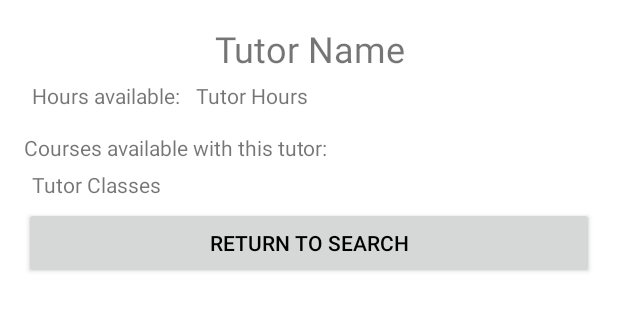
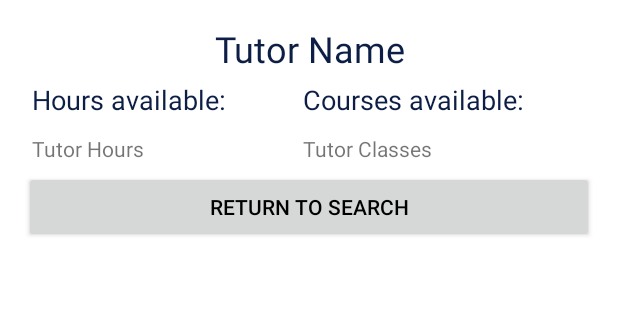
Before and after one commit to BigTravis/OCCStudentSuccessCenter, an Android app: the layout activity_tutor_details.xml on its own in the app's theme, with its tools: preview values and no code run, on a phone screen of 412 x 824 dp. Shown: the top 311 px of the screen. Run offline under Robolectric (Android 15) with nearby library versions, the phone set to English and light mode, and no system bars.

```diff
--- a/app/src/main/assets/TutorHelpRelationship.csv
+++ b/app/src/main/assets/TutorHelpRelationship.csv
@@ -3,3 +3,5 @@
 5,1,4,7
 5,2,4,7
 5,7,4,7
+5,8,78,80
+5,8,94,96
--- a/app/src/main/res/layout/activity_tutor_details.xml
+++ b/app/src/main/res/layout/activity_tutor_details.xml
@@ -18,43 +18,61 @@
         android:layout_height="wrap_content"
         android:id="@+id/tutorNameTextView"
         android:textSize="24sp"
-        android:textAlignment="center" />
+        android:textAlignment="center"
+        android:textColor="@color/occDarkBlue"/>
 
     <LinearLayout
         android:orientation="horizontal"
+        android:layout_width="match_parent"
+        android:layout_height="wrap_content">
+
+        <LinearLayout
+            android:orientation="vertical"
             android:layout_width="wrap_content"
-        android:layout_height="wrap_content">
+            android:layout_height="match_parent"
+            android:layout_weight="1">
 
             <TextView
                 android:text="@string/tutor_hours_text"
-            android:layout_width="wrap_content"
+                android:layout_width="match_parent"
                 android:layout_height="wrap_content"
                 android:id="@+id/textView4"
-            android:layout_weight="1"
-            android:layout_margin="5dp" />
+                android:layout_margin="5dp"
+                android:textSize="18sp"
+                android:textColor="@color/occDarkBlue"/>
 
             <TextView
                 android:text="Tutor Hours"
                 android:layout_width="match_parent"
                 android:layout_height="wrap_content"
                 android:id="@+id/tutorHoursTextView"
-            android:layout_weight="1"
                 android:layout_margin="5dp" />
         </LinearLayout>
+
+        <LinearLayout
+            android:orientation="vertical"
+            android:layout_width="wrap_content"
+            android:layout_height="match_parent"
+            android:layout_weight="1">
 
             <TextView
                 android:text="@string/tutor_courses_text"
                 android:layout_width="match_parent"
                 android:layout_height="wrap_content"
                 android:id="@+id/textView5"
-        android:layout_marginTop="10dp" />
+                android:layout_margin="5dp"
+                android:textSize="18sp"
+                android:textColor="@color/occDarkBlue"/>
 
             <TextView
                 android:text="Tutor Classes"
                 android:layout_width="match_parent"
                 android:layout_height="wrap_content"
                 android:id="@+id/tutorClassTextView"
-        android:padding="5dp" />
+                android:layout_margin="5dp"/>
+        </LinearLayout>
+
+    </LinearLayout>
 
     <Button
         android:text="@string/return_to_search_text"
--- a/app/src/main/res/values/strings.xml
+++ b/app/src/main/res/values/strings.xml
@@ -6,7 +6,7 @@
     <string name="faq_title">Frequently Asked Questions</string>
     <string name="tutors_available">Tutors Available \n for</string>
     <string name="tutor_hours_text">Hours available:</string>
-    <string name="tutor_courses_text">Courses available with this tutor:</string>
+    <string name="tutor_courses_text">Courses available:</string>
     <string name="edit_profile_text">Edit Profile</string>
 
 
```
Also changed, not shown: app/src/main/java/edu/orangecoastcollege/cs273/kfrederick5tmorrissey1ischenck/occstudentsuccesscenter/TutorDetailsActivity.java (+28 -4 lines). Lines whose indentation alone changed are shown as unchanged.
